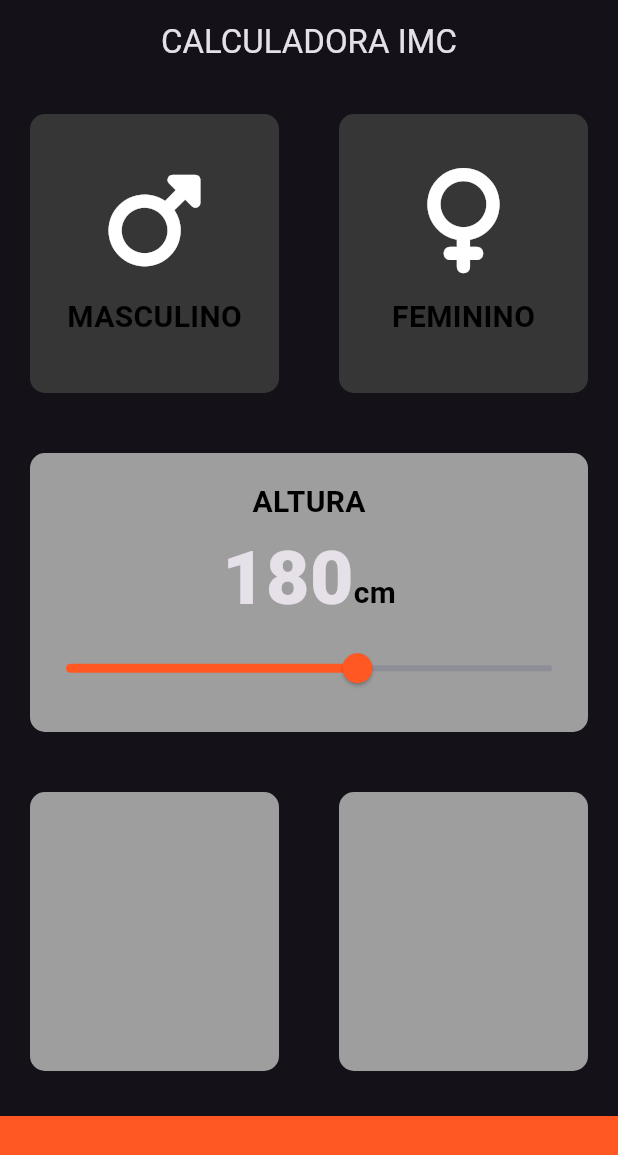
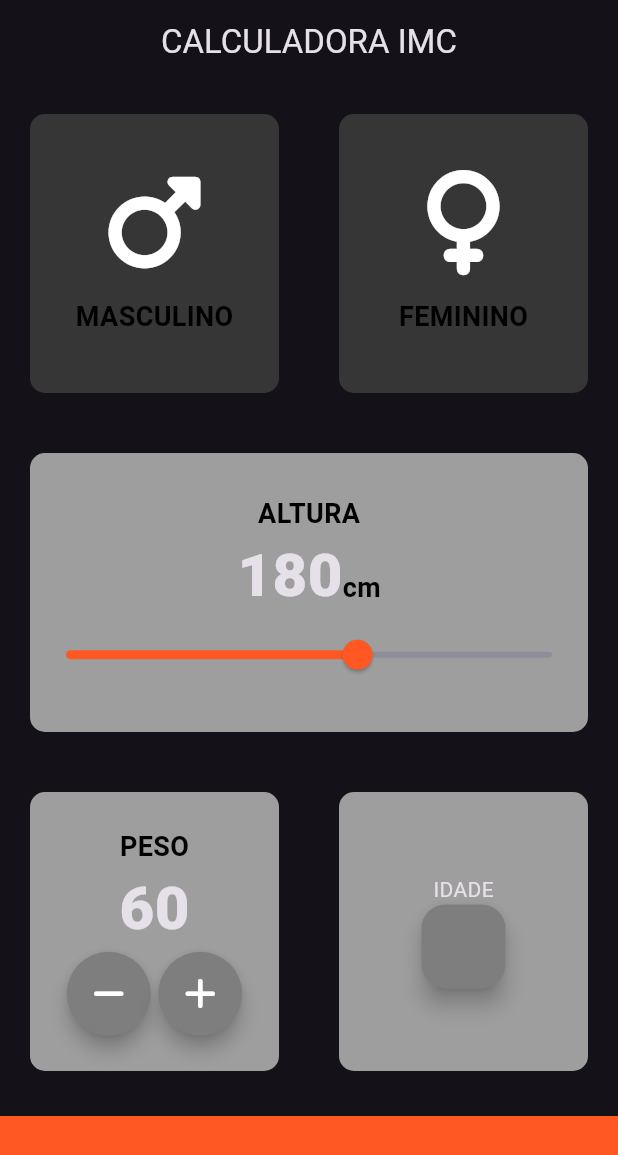
Before and after one commit to Daniells642/Projeto-Flutter, a Flutter app: the screen it shows after launch, on a phone screen of 412 x 824 dp. Shown: the top 1155 px of the screen. Run offline on Flutter 3.47's test engine with Material 3 defaults, Android fonts, the phone set to English and light mode, and no system bars; our stand-ins replace font_awesome_flutter.

Commit message:
cartao peso criado

```diff
--- a/lib/main.dart
+++ b/lib/main.dart
@@ -1,6 +1,18 @@
-import 'package:meu_app/myApp.dart';
 import 'package:flutter/material.dart';
+import 'package:meu_app/paginas/homePage.dart';
 
 void main() {
-  runApp(const MyApp());
+  runApp(const CalculadoraImc());
 }
+
+class CalculadoraImc extends StatelessWidget {
+  const CalculadoraImc({super.key});
+
+  @override
+  Widget build(BuildContext context) {
+    return MaterialApp(
+      theme: ThemeData.dark(),
+      home: const HomePage(),
+      );
+  }
+}
--- a/lib/myApp.dart
+++ /dev/null
@@ -1,14 +0,0 @@
-import 'package:flutter/material.dart';
-import 'package:meu_app/paginas/homePage.dart';
-
-class MyApp extends StatelessWidget {
-  const MyApp({super.key});
-
-  @override
-  Widget build(BuildContext context) {
-    return MaterialApp(
-      theme: ThemeData.dark(),
-      home: const HomePage(),
-      );
-  }
-}
--- a/lib/paginas/homePage.dart
+++ b/lib/paginas/homePage.dart
@@ -20,6 +20,7 @@ class HomePage extends StatefulWidget {
 class _MyHomePageState extends State<HomePage> {
   Sexo? sexoSelecionado;
   int altura = 180;
+  int peso = 60;
 
   @override
   Widget build(BuildContext context) {
@@ -118,9 +119,32 @@ class _MyHomePageState extends State<HomePage> {
                   Expanded(
                     child: CartaoPadrao(
                       cor: kCorAtivaCartaoPadrao,
-                      filhoCartao: const Column(
+                      filhoCartao: Column(
+                        mainAxisAlignment: MainAxisAlignment.center,
                         children: [
-                          //Icon(FontAwesomeIcons.mars, size: 95.0)
+                          const Text(
+                            'PESO',
+                            style: kDescricaoTextStyle,
+                          ),
+                          Text(
+                            peso.toString(),
+                            style: kNumeroTextStyle,
+                          ),
+                          const Row(
+                            mainAxisAlignment: MainAxisAlignment.center,
+                            children: [
+                              BotaoArredondado(
+                                icone: FontAwesomeIcons.minus,
+
+                              ),
+                              SizedBox(
+                                width: 5.0,
+                              ),
+                              BotaoArredondado(
+                                icone: FontAwesomeIcons.plus,
+                              ),
+                            ],
+                          ),
                         ],
                       ),
                     ),
@@ -128,9 +152,21 @@ class _MyHomePageState extends State<HomePage> {
                   Expanded(
                     child: CartaoPadrao(
                       cor: kCorAtivaCartaoPadrao,
-                      filhoCartao: const Column(
+                      filhoCartao: Column(
+                        mainAxisAlignment: MainAxisAlignment.center,
                         children: [
+                          const Text('IDADE'),
                           //Icon(FontAwesomeIcons.mars, size: 95.0)
+
+                          FloatingActionButton(
+                            backgroundColor: const Color(0xFF7E7E7E),
+                            onPressed: () {},
+
+                            // const Icon(
+                            //   Icons.add,
+                            //   color: Colors.white,
+                            // ),
+                          ),
                         ],
                       ),
                     ),
@@ -146,6 +182,29 @@ class _MyHomePageState extends State<HomePage> {
             )
           ],
         ));
+  }
+}
+
+class BotaoArredondado extends StatelessWidget {
+  const BotaoArredondado({super.key, this.icone});
+
+  final IconData ?icone;
+  //final Function ?aoPressionar;
+
+  // void aoPressionar(){
+
+  // }
+
+  @override
+  Widget build(BuildContext context) {
+    return RawMaterialButton(
+      onPressed: (){},
+      elevation: 5.0,
+      constraints: const BoxConstraints.tightFor(width: 56.0, height: 56.0),
+      shape: const CircleBorder(),
+      fillColor: const Color(0xFF7E7E7E),
+      child: Icon(icone),
+    );
   }
 }
 
--- a/lib/service/widget.dart
+++ b/lib/service/widget.dart
@@ -1,5 +1,4 @@
 import 'package:flutter/material.dart';
-import 'package:meu_app/service/calcular_Imc.dart';
 
 class WidgetClass {
   final GlobalKey<FormState> formKey = GlobalKey<FormState>();
@@ -83,7 +82,7 @@ class WidgetClass {
         ),
         onPressed: () {
           if (formKey.currentState!.validate()) {
-            const CalculoImc().calculateImc();
+            //const CalculoImc().calculateImc();
 
             //debugPrint("clicou");
         }
--- a/lib/widget/constantes.dart
+++ b/lib/widget/constantes.dart
@@ -1,11 +1,10 @@
 import 'package:flutter/material.dart';
 
 const kDescricaoTextStyle =
-    TextStyle(fontSize: 20.0, color: Colors.black, fontWeight: FontWeight.w700);
+    TextStyle(fontSize: 18.0, color: Colors.black, fontWeight: FontWeight.w700);
+const kNumeroTextStyle = TextStyle(fontSize: 40.0, fontWeight: FontWeight.w900);
 
 const kAlturaContainerInferior = 80.0;
 const kCorAtivaCartaoPadrao = Color(0xFF9E9E9E);
 const kCorInativaCataoPadrao = Color.fromARGB(255, 54, 54, 54);
 const kCorContainerInferior = Color(0xFFFF5822);
-
-const kNumeroTextStyle = TextStyle(fontSize: 50.0, fontWeight: FontWeight.w900);
```
Also changed, not shown: 1 other file.
